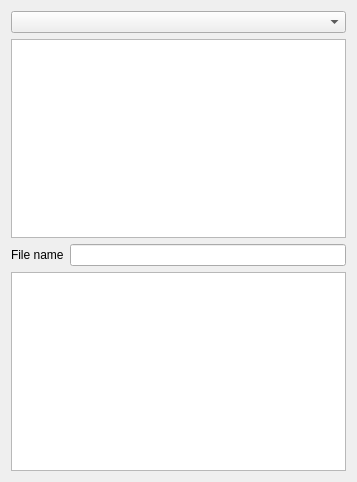
This is search/searchdialog.ui in krystiankaluzny/GuitarTextQt as Qt 5 draws it before an edit. The edited form follows.
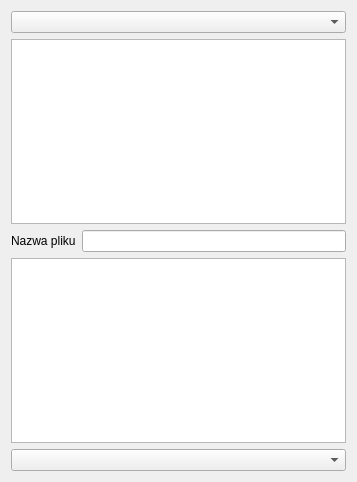
This is the edited form. Icons and pictures are not drawn.

```diff
--- a/search/searchdialog.ui
+++ b/search/searchdialog.ui
@@ -25,7 +25,7 @@
      <item>
       <widget class="QLabel" name="label">
        <property name="text">
-        <string>File name</string>
+        <string>Nazwa pliku</string>
        </property>
       </widget>
      </item>
@@ -41,6 +41,13 @@
    <item>
     <widget class="QListWidget" name="listWidget"/>
    </item>
+   <item>
+    <widget class="QComboBox" name="comboBox_encoder">
+     <property name="toolTip">
+      <string>Kodowanie tekstu</string>
+     </property>
+    </widget>
+   </item>
   </layout>
  </widget>
  <tabstops>
```
Left out of the diff: 23 changed lines with no effect on the pictures.
